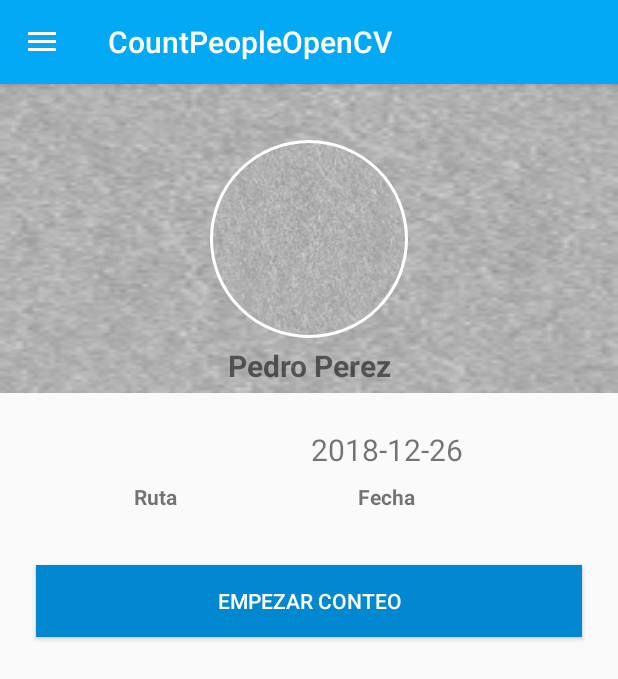
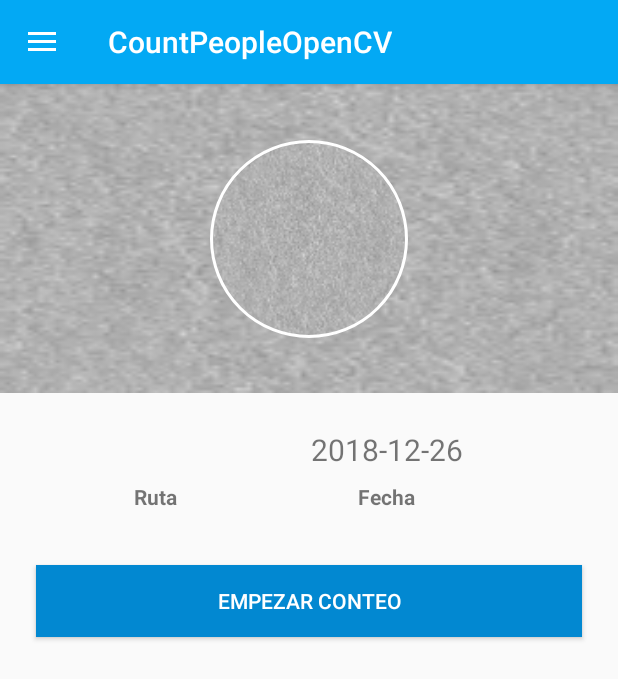
Before and after one commit to ricardovejarano/mobile_aplication_hegi, an Android app: the MainActivity screen opened directly, with no data from a screen before it, on a phone screen of 412 x 824 dp. Shown: the top 679 px of the screen. Run offline under Robolectric (Android 15) with nearby library versions, the phone set to English and light mode, and no system bars; our stand-ins replace CircleImageView, Firebase (no records; nobody signed in at launch, a user with empty details on screens opened directly), Picasso, data binding; libraries missing offline, so code that uses them is left out: com.jakewharton.rxbinding2; pictures from the network do not load; 4 statements that could not run were skipped.

Commit message:
Antes de integrar kt functions

```diff
--- a/app/src/main/java/opencv/hegi/countpeopleopencv/ui/login/LoginActivity.kt
+++ b/app/src/main/java/opencv/hegi/countpeopleopencv/ui/login/LoginActivity.kt
@@ -1,5 +1,6 @@
 package opencv.hegi.countpeopleopencv.ui.login
 
+import android.annotation.SuppressLint
 import android.app.ProgressDialog
 import android.support.v7.app.AppCompatActivity
 import android.os.Bundle
@@ -37,6 +38,7 @@ class LoginActivity : AppCompatActivity() {
     }
 
 
+    @SuppressLint("CheckResult")
     override fun onResume() {
         super.onResume()
 
--- a/app/src/main/java/opencv/hegi/countpeopleopencv/ui/main/MainActivity.kt
+++ b/app/src/main/java/opencv/hegi/countpeopleopencv/ui/main/MainActivity.kt
@@ -1,5 +1,6 @@
 package opencv.hegi.countpeopleopencv.ui.main
 
+import android.annotation.SuppressLint
 import android.databinding.DataBindingUtil
 import android.graphics.Bitmap
 import android.graphics.drawable.Drawable
@@ -42,7 +43,7 @@ class MainActivity : AppCompatActivity() {
 
     override fun onCreate(savedInstanceState: Bundle?) {
         super.onCreate(savedInstanceState)
-        setContentView(R.layout.activity_main)
+        // setContentView(R.layout.activity_main)
         binding = DataBindingUtil.setContentView(this, R.layout.activity_main)
 
         supportActionBar?.setDisplayHomeAsUpEnabled(true)
@@ -85,6 +86,7 @@ class MainActivity : AppCompatActivity() {
                 .into(target)
     }
 
+    @SuppressLint("CheckResult")
     override fun onResume() {
         super.onResume()
 
--- a/app/src/main/res/layout/activity_main.xml
+++ b/app/src/main/res/layout/activity_main.xml
@@ -54,6 +54,7 @@
                 android:layout_height="0dp"
                 android:layout_marginTop="24dp"
                 android:textSize="20sp"
+                android:text="@{driver.route}"
                 app:layout_constraintEnd_toStartOf="@+id/MainEdtTxtDate"
                 app:layout_constraintHorizontal_bias="0.5"
                 app:layout_constraintStart_toStartOf="parent"
@@ -95,7 +96,7 @@
                 android:layout_marginEnd="8dp"
                 android:layout_marginStart="8dp"
                 android:layout_marginTop="8dp"
-                android:text="Pedro Perez"
+                android:text="@{driver.name}"
                 android:textSize="20sp"
                 android:textStyle="bold"
                 app:layout_constraintBottom_toBottomOf="@+id/profileRibbon"
```
